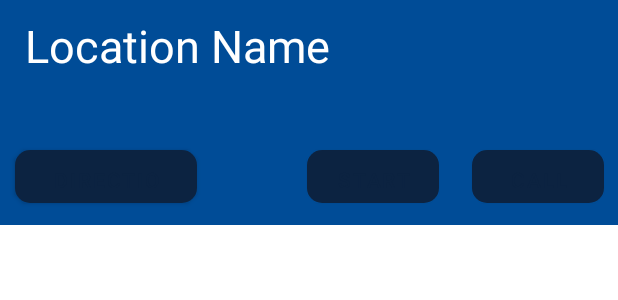
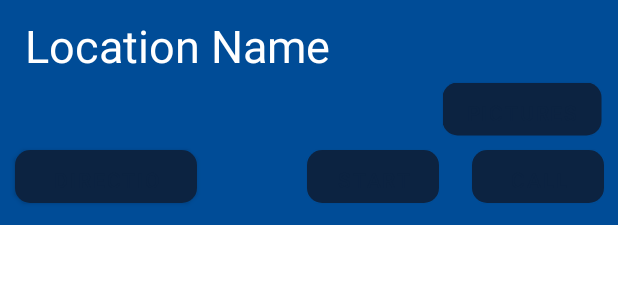
Before and after one commit to avillarreal99/STMUCampusNavigatorApp, an Android app: the layout information_bar.xml on its own in the app's theme, with its tools: preview values and no code run, on a phone screen of 412 x 824 dp. Shown: the top 300 px of the screen. Run offline under Robolectric (Android 15) with nearby library versions, the phone set to English and light mode, and no system bars.

Commit message:
April 15, 2021 | Joe Flores - Implementing pictures scroll view, needs to be programmed to display specific images.

```diff
--- a/app/src/main/res/layout/information_bar.xml
+++ b/app/src/main/res/layout/information_bar.xml
@@ -91,6 +91,20 @@
             android:translationX="-10dp"
             android:translationY="100dp" />
 
+        <!--PICTURES BUTTON-->
+        <!--Could be put elsewhere if it gets in way or just looks bad-->
+        <Button
+            android:id="@+id/PictureButton"
+            style="buttonBarButtonStyle"
+            android:layout_width="wrap_content"
+            android:layout_height="35dp"
+            android:background="@drawable/custom_button"
+            android:text="@string/Pictures"
+            android:textColor="@color/stmarydarkblue"
+            android:textColorHighlight="@color/stmaryblue"
+            android:translationX="295dp"
+            android:translationY="55dp" />
+
     </RelativeLayout>
 
 
--- a/app/src/main/res/values/strings.xml
+++ b/app/src/main/res/values/strings.xml
@@ -20,4 +20,5 @@
     <string name="CallButtonText">Call</string>
     <string name="LocationNamePlaceholder">Location Name</string>
     <string name="STMUAppName">STMU Campus Navigator</string>
+    <string name="Pictures">Pictures</string>
 </resources>
```
Also changed, not shown: app/src/main/java/com/example/stmucampusnavigatorapp/MapsActivity.java (+35 -1 lines), app/src/main/res/layout/activity_maps.xml (+67 -0 lines), app/src/main/res/drawable/chick_fil_a.jpg (renamed from app/src/main/res/drawable/campus_location_photos/chick_fil_a.jpg), app/src/main/res/drawable/diamondback_cafe_a.jpg (renamed from app/src/main/res/drawable/campus_location_photos/diamondback_cafe_a.jpg), app/src/main/res/drawable/diamondback_cafe_b.jpg (renamed from app/src/main/res/drawable/campus_location_photos/diamondback_cafe_b.jpg), app/src/main/res/drawable/starbucks_a.jpg (renamed from app/src/main/res/drawable/campus_location_photos/starbucks_a.jpg), app/src/main/res/drawable/subway.jpg (renamed from app/src/main/res/drawable/campus_location_photos/subway.jpg), app/src/main/res/drawable/the_pod.jpg (renamed from app/src/main/res/drawable/campus_location_photos/the_pod.jpg), 3 other files.
